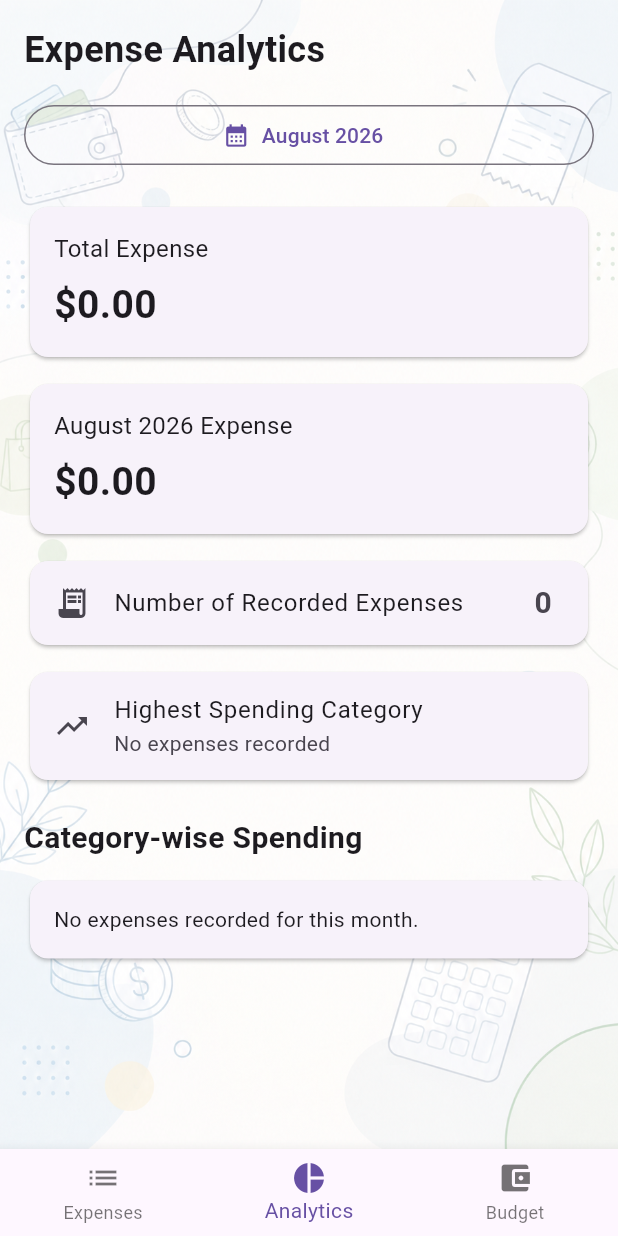
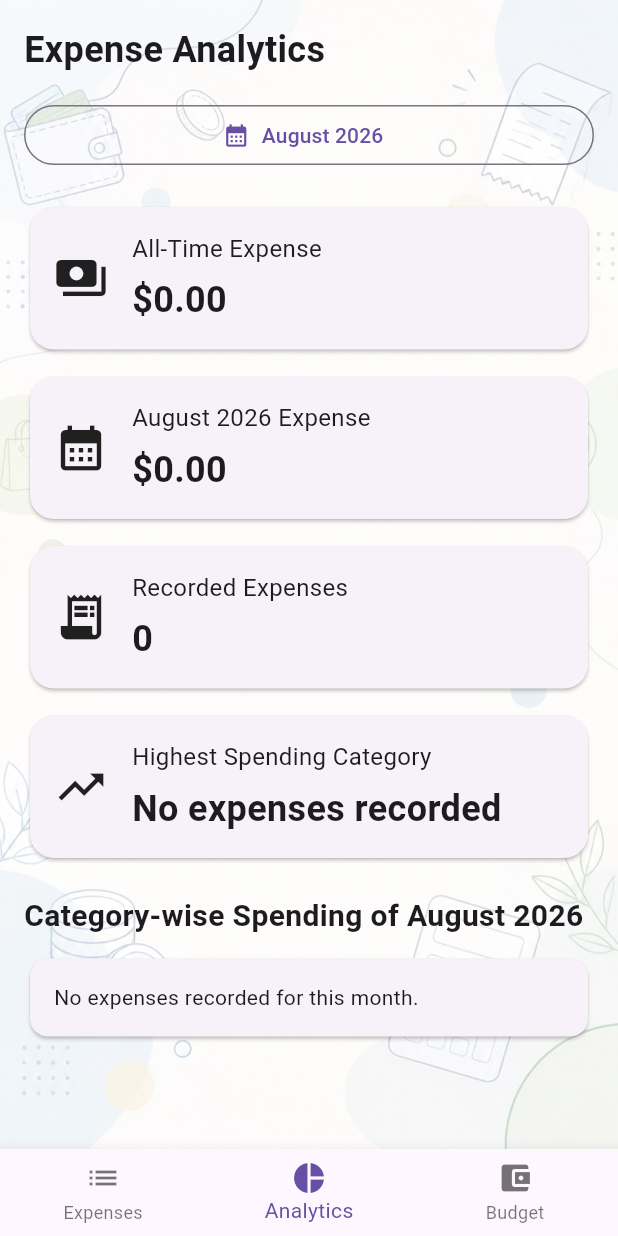
Before and after one commit to Atia002/Flutter_CSC464_Summer_2026_Final_Project-Group5-Section1-P004, a Flutter app: the screen it shows after launch, item 2 of the bottom bar chosen, on a phone screen of 412 x 824 dp. Run offline on Flutter 3.47's test engine with Material 3 defaults, Android fonts, the phone set to English and light mode, and no system bars; our stand-ins replace cloud_firestore, firebase_core; accounts and stored records are empty.

Commit message:
Improve analytics dashboard and category spending

```diff
--- a/lib/screens/analytics_screen.dart
+++ b/lib/screens/analytics_screen.dart
@@ -33,6 +33,71 @@ class _AnalyticsScreenState extends State<AnalyticsScreen> {
     return '\$${amount.toStringAsFixed(2)}';
   }
 
+  Color getCategoryColor(String category) {
+    switch (category) {
+      case 'Food':
+        return Colors.purple;
+      case 'Transport':
+        return Colors.blue;
+      case 'Shopping':
+        return Colors.pink;
+      case 'Bills':
+        return Colors.orange;
+      case 'Entertainment':
+        return Colors.deepPurple;
+      case 'Health':
+        return Colors.green;
+      case 'Other':
+        return Colors.teal;
+      default:
+        return Colors.grey;
+    }
+  }
+
+  Widget buildSummaryCard({
+    required IconData icon,
+    required String title,
+    required String value,
+    String? subtitle,
+  }) {
+    return Card(
+      shape: RoundedRectangleBorder(borderRadius: BorderRadius.circular(16)),
+      child: Padding(
+        padding: const EdgeInsets.all(16),
+        child: Row(
+          children: [
+            Icon(icon, size: 36),
+            const SizedBox(width: 16),
+            Expanded(
+              child: Column(
+                crossAxisAlignment: CrossAxisAlignment.start,
+                children: [
+                  Text(title, style: const TextStyle(fontSize: 16)),
+                  const SizedBox(height: 6),
+                  Text(
+                    value,
+                    style: const TextStyle(
+                      fontSize: 24,
+                      fontWeight: FontWeight.bold,
+                    ),
+                  ),
+                  if (subtitle != null)
+                    Padding(
+                      padding: const EdgeInsets.only(top: 4),
+                      child: Text(
+                        subtitle,
+                        style: const TextStyle(fontSize: 14),
+                      ),
+                    ),
+                ],
+              ),
+            ),
+          ],
+        ),
+      ),
+    );
+  }
+
   @override
   Widget build(BuildContext context) {
     return Consumer<ExpenseProvider>(
@@ -43,6 +108,11 @@ class _AnalyticsScreenState extends State<AnalyticsScreen> {
 
         Map<String, double> categoryTotals = expenseProvider
             .categoryTotalsForMonth(selectedMonth);
+
+        List<MapEntry<String, double>> sortedCategories = categoryTotals.entries
+            .toList();
+
+        sortedCategories.sort((a, b) => b.value.compareTo(a.value));
 
         String? highestCategory = expenseProvider.highestCategoryForMonth(
           selectedMonth,
@@ -76,95 +146,48 @@ class _AnalyticsScreenState extends State<AnalyticsScreen> {
 
                 const SizedBox(height: 20),
 
-                Card(
-                  child: Padding(
-                    padding: const EdgeInsets.all(16),
-                    child: Column(
-                      crossAxisAlignment: CrossAxisAlignment.start,
-                      children: [
-                        const Text(
-                          'Total Expense',
-                          style: TextStyle(fontSize: 16),
-                        ),
-
-                        const SizedBox(height: 8),
-
-                        Text(
-                          formatMoney(totalExpense),
-                          style: const TextStyle(
-                            fontSize: 26,
-                            fontWeight: FontWeight.bold,
-                          ),
-                        ),
-                      ],
-                    ),
-                  ),
+                buildSummaryCard(
+                  icon: Icons.payments,
+                  title: 'All-Time Expense',
+                  value: formatMoney(totalExpense),
                 ),
 
                 const SizedBox(height: 10),
 
-                Card(
-                  child: Padding(
-                    padding: const EdgeInsets.all(16),
-                    child: Column(
-                      crossAxisAlignment: CrossAxisAlignment.start,
-                      children: [
-                        Text(
-                          '${DateFormat('MMMM yyyy').format(selectedMonth)} Expense',
-                          style: const TextStyle(fontSize: 16),
-                        ),
-
-                        const SizedBox(height: 8),
-
-                        Text(
-                          formatMoney(monthlyExpense),
-                          style: const TextStyle(
-                            fontSize: 26,
-                            fontWeight: FontWeight.bold,
-                          ),
-                        ),
-                      ],
-                    ),
-                  ),
+                buildSummaryCard(
+                  icon: Icons.calendar_month,
+                  title:
+                      '${DateFormat('MMMM yyyy').format(selectedMonth)} Expense',
+                  value: formatMoney(monthlyExpense),
                 ),
 
                 const SizedBox(height: 10),
 
-                Card(
-                  child: ListTile(
-                    leading: const Icon(Icons.receipt_long),
-                    title: const Text('Number of Recorded Expenses'),
-                    trailing: Text(
-                      expenseCount.toString(),
-                      style: const TextStyle(
-                        fontSize: 20,
-                        fontWeight: FontWeight.bold,
-                      ),
-                    ),
-                  ),
+                buildSummaryCard(
+                  icon: Icons.receipt_long,
+                  title: 'Recorded Expenses',
+                  value: expenseCount.toString(),
                 ),
 
                 const SizedBox(height: 10),
 
-                Card(
-                  child: ListTile(
-                    leading: const Icon(Icons.trending_up),
-                    title: const Text('Highest Spending Category'),
-                    subtitle: Text(highestCategory ?? 'No expenses recorded'),
-                    trailing: highestCategory == null
-                        ? null
-                        : Text(
-                            formatMoney(categoryTotals[highestCategory] ?? 0.0),
-                            style: const TextStyle(fontWeight: FontWeight.bold),
-                          ),
-                  ),
+                buildSummaryCard(
+                  icon: Icons.trending_up,
+                  title: 'Highest Spending Category',
+                  value: highestCategory ?? 'No expenses recorded',
+                  subtitle: highestCategory == null
+                      ? null
+                      : formatMoney(categoryTotals[highestCategory] ?? 0.0),
                 ),
 
                 const SizedBox(height: 20),
 
-                const Text(
-                  'Category-wise Spending',
-                  style: TextStyle(fontSize: 20, fontWeight: FontWeight.bold),
+                Text(
+                  'Category-wise Spending of ${DateFormat('MMMM yyyy').format(selectedMonth)} ',
+                  style: const TextStyle(
+                    fontSize: 20,
+                    fontWeight: FontWeight.bold,
+                  ),
                 ),
 
                 const SizedBox(height: 10),
@@ -177,17 +200,90 @@ class _AnalyticsScreenState extends State<AnalyticsScreen> {
                     ),
                   ),
 
-                ...categoryTotals.entries.map((entry) {
-                  return Card(
-                    child: ListTile(
-                      title: Text(entry.key),
-                      trailing: Text(
-                        formatMoney(entry.value),
-                        style: const TextStyle(fontWeight: FontWeight.bold),
+                if (categoryTotals.isNotEmpty)
+                  Card(
+                    shape: RoundedRectangleBorder(
+                      borderRadius: BorderRadius.circular(16),
+                    ),
+                    child: Padding(
+                      padding: const EdgeInsets.all(18),
+                      child: Column(
+                        children: sortedCategories.map((entry) {
+                          double percentage = monthlyExpense == 0
+                              ? 0.0
+                              : entry.value / monthlyExpense;
+
+                          return Padding(
+                            padding: const EdgeInsets.only(bottom: 18),
+                            child: Column(
+                              crossAxisAlignment: CrossAxisAlignment.start,
+                              children: [
+                                Row(
+                                  children: [
+                                    Container(
+                                      width: 14,
+                                      height: 14,
+                                      decoration: BoxDecoration(
+                                        color: getCategoryColor(entry.key),
+                                        shape: BoxShape.circle,
+                                      ),
+                                    ),
+
+                                    const SizedBox(width: 10),
+
+                                    Expanded(
+                                      child: Text(
+                                        entry.key,
+                                        style: const TextStyle(
+                                          fontSize: 16,
+                                          fontWeight: FontWeight.bold,
+                                        ),
+                                      ),
+                                    ),
+
+                                    Text(
+                                      formatMoney(entry.value),
+                                      style: const TextStyle(
+                                        fontSize: 15,
+                                        fontWeight: FontWeight.bold,
+                                      ),
+                                    ),
+
+                                    const SizedBox(width: 12),
+
+                                    SizedBox(
+                                      width: 55,
+                                      child: Text(
+                                        '${(percentage * 100).toStringAsFixed(1)}%',
+                                        textAlign: TextAlign.right,
+                                        style: TextStyle(
+                                          fontSize: 14,
+                                          fontWeight: FontWeight.bold,
+                                          color: getCategoryColor(entry.key),
+                                        ),
+                                      ),
+                                    ),
+                                  ],
+                                ),
+
+                                const SizedBox(height: 10),
+
+                                ClipRRect(
+                                  borderRadius: BorderRadius.circular(10),
+                                  child: LinearProgressIndicator(
+                                    value: percentage,
+                                    minHeight: 9,
+                                    color: getCategoryColor(entry.key),
+                                    backgroundColor: Colors.grey.shade200,
+                                  ),
+                                ),
+                              ],
+                            ),
+                          );
+                        }).toList(),
                       ),
                     ),
-                  );
-                }),
+                  ),
               ],
             ),
           ),
```
